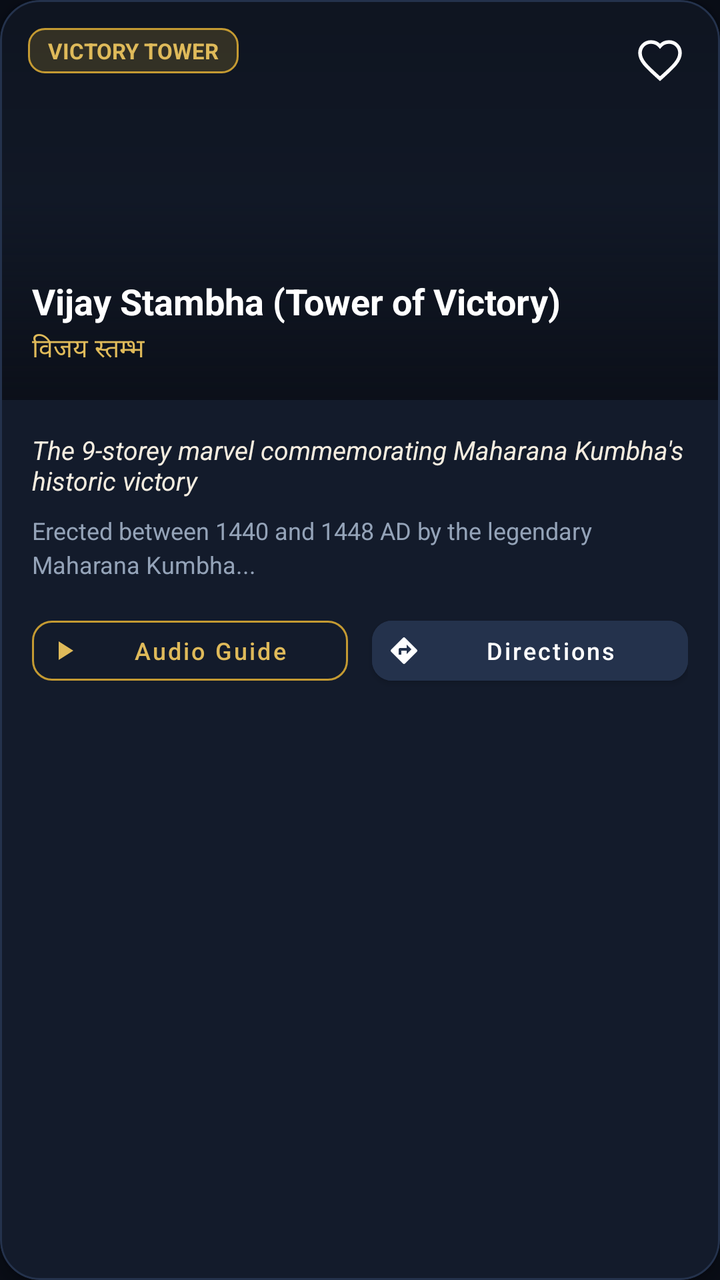
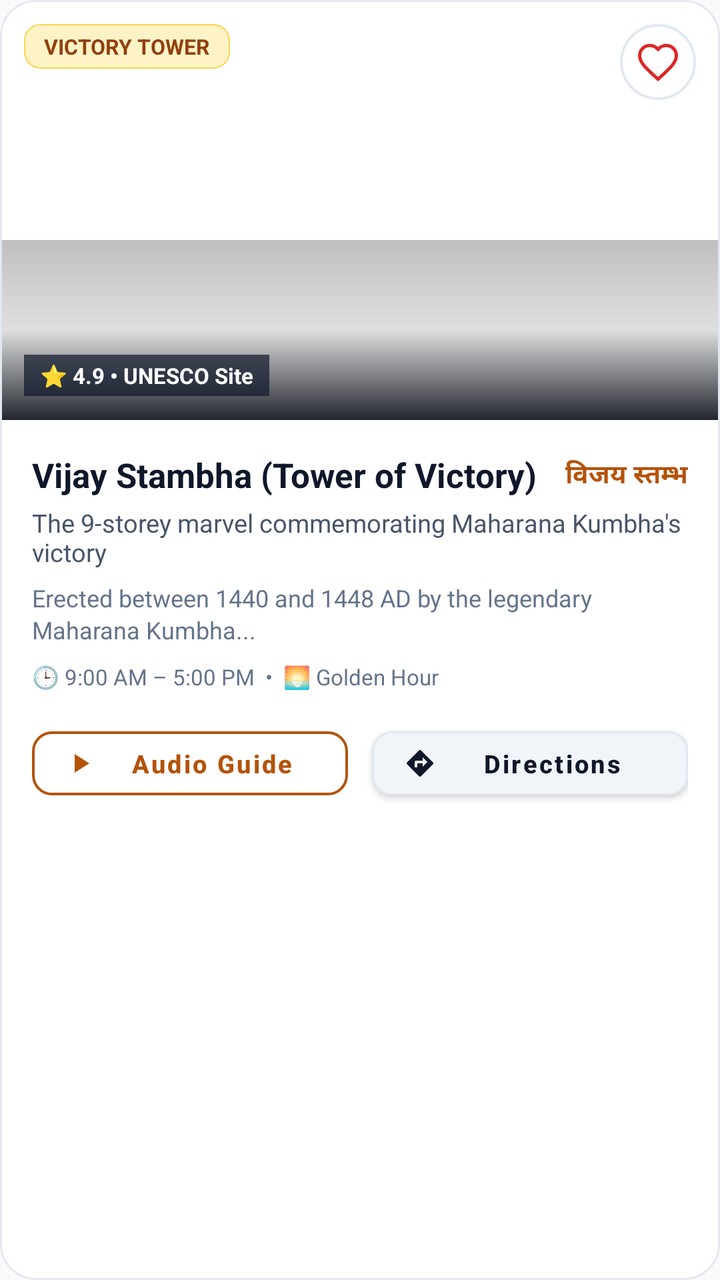

An Android layout rendered at two revisions. The XML below is the earlier revision; the diff shows what the commit changed to produce the second picture.
<!-- AndroidManifest.xml: application theme Theme.VisitChittorgarh -->
<!-- res/layout/item_monument_card.xml -->
<?xml version="1.0" encoding="utf-8"?>
<com.google.android.material.card.MaterialCardView xmlns:android="http://schemas.android.com/apk/res/android"
    xmlns:app="http://schemas.android.com/apk/res-auto"
    android:layout_width="match_parent"
    android:layout_height="wrap_content"
    android:layout_marginHorizontal="16dp"
    android:layout_marginVertical="8dp"
    app:cardBackgroundColor="@color/surface_card"
    app:cardCornerRadius="20dp"
    app:cardElevation="4dp"
    app:strokeColor="#24324C"
    app:strokeWidth="1dp">

    <LinearLayout
        android:layout_width="match_parent"
        android:layout_height="wrap_content"
        android:orientation="vertical">

        
        <FrameLayout
            android:layout_width="match_parent"
            android:layout_height="200dp">

            <ImageView
                android:id="@+id/imgMonument"
                android:layout_width="match_parent"
                android:layout_height="match_parent"
                android:scaleType="centerCrop"
                android:contentDescription="Monument Photo" />

            
            <View
                android:layout_width="match_parent"
                android:layout_height="match_parent"
                android:background="@drawable/scrim_gradient" />

            
            <TextView
                android:id="@+id/txtCategory"
                android:layout_width="wrap_content"
                android:layout_height="wrap_content"
                android:layout_gravity="top|start"
                android:layout_margin="14dp"
                android:background="@drawable/bg_badge_gold"
                android:paddingHorizontal="10dp"
                android:paddingVertical="4dp"
                android:text="VICTORY TOWER"
                android:textColor="@color/gold_bright"
                android:textSize="11sp"
                android:textStyle="bold" />

            
            <ImageView
                android:id="@+id/btnFavorite"
                android:layout_width="40dp"
                android:layout_height="40dp"
                android:layout_gravity="top|end"
                android:layout_margin="10dp"
                android:background="?attr/selectableItemBackgroundBorderless"
                android:padding="8dp"
                android:src="@drawable/ic_favorite_border"
                android:contentDescription="Bookmark" />

            
            <LinearLayout
                android:layout_width="match_parent"
                android:layout_height="wrap_content"
                android:layout_gravity="bottom"
                android:orientation="vertical"
                android:padding="16dp">

                <TextView
                    android:id="@+id/txtName"
                    android:layout_width="match_parent"
                    android:layout_height="wrap_content"
                    android:text="Vijay Stambha (Tower of Victory)"
                    android:textColor="@color/text_white"
                    android:textSize="18sp"
                    android:textStyle="bold" />

                <TextView
                    android:id="@+id/txtHindiName"
                    android:layout_width="wrap_content"
                    android:layout_height="wrap_content"
                    android:layout_marginTop="2dp"
                    android:text="विजय स्तम्भ"
                    android:textColor="@color/gold_bright"
                    android:textSize="13sp" />
            </LinearLayout>
        </FrameLayout>

        
        <LinearLayout
            android:layout_width="match_parent"
            android:layout_height="wrap_content"
            android:orientation="vertical"
            android:padding="16dp">

            <TextView
                android:id="@+id/txtTagline"
                android:layout_width="match_parent"
                android:layout_height="wrap_content"
                android:text="The 9-storey marvel commemorating Maharana Kumbha's historic victory"
                android:textColor="@color/text_cream"
                android:textSize="13sp"
                android:textStyle="italic" />

            <TextView
                android:id="@+id/txtDescription"
                android:layout_width="match_parent"
                android:layout_height="wrap_content"
                android:layout_marginTop="8dp"
                android:ellipsize="end"
                android:lineSpacingExtra="3dp"
                android:maxLines="2"
                android:text="Erected between 1440 and 1448 AD by the legendary Maharana Kumbha..."
                android:textColor="@color/text_muted"
                android:textSize="12sp" />

            
            <LinearLayout
                android:layout_width="match_parent"
                android:layout_height="wrap_content"
                android:layout_marginTop="14dp"
                android:gravity="center_vertical"
                android:orientation="horizontal">

                
                <com.google.android.material.button.MaterialButton
                    android:id="@+id/btnQuickAudio"
                    style="@style/Widget.MaterialComponents.Button.OutlinedButton"
                    android:layout_width="0dp"
                    android:layout_height="42dp"
                    android:layout_weight="1"
                    android:layout_marginEnd="6dp"
                    android:paddingHorizontal="8dp"
                    android:text="Audio Guide"
                    android:textAllCaps="false"
                    android:textColor="@color/gold_bright"
                    android:textSize="12sp"
                    app:cornerRadius="10dp"
                    app:icon="@drawable/ic_play_arrow"
                    app:iconPadding="4dp"
                    app:iconSize="16dp"
                    app:iconTint="@color/gold_bright"
                    app:strokeColor="@color/accent_gold"
                    app:strokeWidth="1dp" />

                
                <com.google.android.material.button.MaterialButton
                    android:id="@+id/btnDirections"
                    android:layout_width="0dp"
                    android:layout_height="42dp"
                    android:layout_weight="1"
                    android:layout_marginStart="6dp"
                    android:backgroundTint="@color/surface_divider"
                    android:paddingHorizontal="8dp"
                    android:text="Directions"
                    android:textAllCaps="false"
                    android:textColor="@color/text_white"
                    android:textSize="12sp"
                    app:cornerRadius="10dp"
                    app:icon="@drawable/ic_directions"
                    app:iconPadding="4dp"
                    app:iconSize="16dp"
                    app:iconTint="@color/text_white" />
            </LinearLayout>
        </LinearLayout>
    </LinearLayout>
</com.google.android.material.card.MaterialCardView>
<!-- resources referenced by this layout -->
<resources>
  <color name="accent_gold">#C49A32</color>
  <color name="gold_bright">#DFBA5A</color>
  <color name="surface_card">#131B2B</color>
  <color name="surface_divider">#24324C</color>
  <color name="text_cream">#F5EDE0</color>
  <color name="text_muted">#94A3B8</color>
  <color name="text_white">#FFFFFF</color>
  <!-- drawable bg_badge_gold (drawable) -->
  <?xml version="1.0" encoding="utf-8"?>
  <shape xmlns:android="http://schemas.android.com/apk/res/android"
      android:shape="rectangle">
      <corners android:radius="8dp" />
      <solid android:color="#33C49A32" />
      <stroke
          android:width="1dp"
          android:color="@color/accent_gold" />
  </shape>
  <!-- drawable ic_directions (drawable) -->
  <vector xmlns:android="http://schemas.android.com/apk/res/android"
      android:width="24dp"
      android:height="24dp"
      android:viewportWidth="24"
      android:viewportHeight="24">
      <path
          android:fillColor="#FFFFFF"
          android:pathData="M21.71,11.29l-9,-9c-0.39,-0.39 -1.02,-0.39 -1.41,0l-9,9c-0.39,0.39 -0.39,1.02 0,1.41l9,9c0.39,0.39 1.02,0.39 1.41,0l9,-9c0.39,-0.38 0.39,-1.01 0,-1.41zM14,14.5V12h-4v3H8v-4c0,-0.55 0.45,-1 1,-1h5V7.5l3.5,3.5 -3.5,3.5z" />
  </vector>
  <!-- drawable ic_play_arrow (drawable) -->
  <vector xmlns:android="http://schemas.android.com/apk/res/android"
      android:width="24dp"
      android:height="24dp"
      android:viewportWidth="24"
      android:viewportHeight="24">
      <path
          android:fillColor="#FFFFFF"
          android:pathData="M8,5v14l11,-7z" />
  </vector>
  <!-- drawable scrim_gradient (drawable) -->
  <?xml version="1.0" encoding="utf-8"?>
  <shape xmlns:android="http://schemas.android.com/apk/res/android"
      android:shape="rectangle">
      <gradient
          android:angle="270"
          android:startColor="#40000000"
          android:centerColor="#20000000"
          android:endColor="#E60A0E17"
          android:type="linear" />
  </shape>
  <style name="Theme.VisitChittorgarh" parent="Theme.MaterialComponents.DayNight.NoActionBar">
          <item name="colorPrimary">@color/primary</item>
          <item name="colorPrimaryVariant">@color/primary_dark</item>
          <item name="colorOnPrimary">@color/text_white</item>
          <item name="colorSecondary">@color/accent_gold</item>
          <item name="colorSecondaryVariant">@color/gold_light</item>
          <item name="colorOnSecondary">@color/primary_dark</item>
          <item name="android:statusBarColor">@color/primary_dark</item>
          <item name="android:navigationBarColor">@color/primary_dark</item>
          <item name="android:windowBackground">@color/primary_dark</item>
      </style>
  <color name="primary">#0F172A</color>
  <color name="primary_dark">#090D16</color>
  <color name="gold_light">#F59E0B</color>
  <!-- unchanged entries left out for length: 1 -->
</resources>

<!-- the commit's change to res/layout/item_monument_card.xml (unified diff, before → after) -->
@@ -5,10 +5,10 @@
     android:layout_height="wrap_content"
     android:layout_marginHorizontal="16dp"
     android:layout_marginVertical="8dp"
-    app:cardBackgroundColor="@color/surface_card"
-    app:cardCornerRadius="20dp"
-    app:cardElevation="4dp"
-    app:strokeColor="#24324C"
+    app:cardBackgroundColor="@color/surface_white"
+    app:cardCornerRadius="18dp"
+    app:cardElevation="3dp"
+    app:strokeColor="@color/border_subtle"
     app:strokeWidth="1dp">
 
     <LinearLayout
@@ -19,7 +19,7 @@
         
         <FrameLayout
             android:layout_width="match_parent"
-            android:layout_height="200dp">
+            android:layout_height="210dp">
 
             <ImageView
                 android:id="@+id/imgMonument"
@@ -31,7 +31,8 @@
             
             <View
                 android:layout_width="match_parent"
-                android:layout_height="match_parent"
+                android:layout_height="90dp"
+                android:layout_gravity="bottom"
                 android:background="@drawable/scrim_gradient" />
 
             
@@ -40,52 +41,51 @@
                 android:layout_width="wrap_content"
                 android:layout_height="wrap_content"
                 android:layout_gravity="top|start"
-                android:layout_margin="14dp"
+                android:layout_margin="12dp"
                 android:background="@drawable/bg_badge_gold"
                 android:paddingHorizontal="10dp"
                 android:paddingVertical="4dp"
                 android:text="VICTORY TOWER"
-                android:textColor="@color/gold_bright"
-                android:textSize="11sp"
+                android:textColor="@color/gold_badge_text"
+                android:textSize="10.5sp"
                 android:textStyle="bold" />
 
             
-            <ImageView
-                android:id="@+id/btnFavorite"
-                android:layout_width="40dp"
-                android:layout_height="40dp"
+            <FrameLayout
+                android:layout_width="38dp"
+                android:layout_height="38dp"
                 android:layout_gravity="top|end"
-                android:layout_margin="10dp"
-                android:background="?attr/selectableItemBackgroundBorderless"
-                android:padding="8dp"
-                android:src="@drawable/ic_favorite_border"
-                android:contentDescription="Bookmark" />
+                android:layout_margin="12dp"
+                android:background="@drawable/bg_chip_unselected">
+
+                <ImageView
+                    android:id="@+id/btnFavorite"
+                    android:layout_width="22dp"
+                    android:layout_height="22dp"
+                    android:layout_gravity="center"
+                    android:src="@drawable/ic_favorite_border"
+                    app:tint="@color/ruby_crimson"
+                    android:contentDescription="Bookmark" />
+            </FrameLayout>
 
             
             <LinearLayout
                 android:layout_width="match_parent"
                 android:layout_height="wrap_content"
                 android:layout_gravity="bottom"
-                android:orientation="vertical"
-                android:padding="16dp">
-
-                <TextView
-                    android:id="@+id/txtName"
-                    android:layout_width="match_parent"
-                    android:layout_height="wrap_content"
-                    android:text="Vijay Stambha (Tower of Victory)"
-                    android:textColor="@color/text_white"
-                    android:textSize="18sp"
+                android:orientation="horizontal"
+                android:padding="12dp">
+
+                <TextView
+                    android:layout_width="wrap_content"
+                    android:layout_height="wrap_content"
+                    android:background="#B30F172A"
+                    android:paddingHorizontal="8dp"
+                    android:paddingVertical="3dp"
+                    android:text="⭐ 4.9 • UNESCO Site"
+                    android:textColor="@color/surface_white"
+                    android:textSize="11sp"
                     android:textStyle="bold" />
-
-                <TextView
-                    android:id="@+id/txtHindiName"
-                    android:layout_width="wrap_content"
-                    android:layout_height="wrap_content"
-                    android:layout_marginTop="2dp"
-                    android:text="विजय स्तम्भ"
-                    android:textColor="@color/gold_bright"
-                    android:textSize="13sp" />
             </LinearLayout>
         </FrameLayout>
 
@@ -96,26 +96,69 @@
             android:orientation="vertical"
             android:padding="16dp">
 
+            <LinearLayout
+                android:layout_width="match_parent"
+                android:layout_height="wrap_content"
+                android:gravity="center_vertical"
+                android:orientation="horizontal">
+
+                <TextView
+                    android:id="@+id/txtName"
+                    android:layout_width="0dp"
+                    android:layout_height="wrap_content"
+                    android:layout_weight="1"
+                    android:text="Vijay Stambha (Tower of Victory)"
+                    android:textColor="@color/text_primary"
+                    android:textSize="17sp"
+                    android:textStyle="bold" />
+
+                <TextView
+                    android:id="@+id/txtHindiName"
+                    android:layout_width="wrap_content"
+                    android:layout_height="wrap_content"
+                    android:layout_marginStart="8dp"
+                    android:text="विजय स्तम्भ"
+                    android:textColor="@color/accent_gold"
+                    android:textSize="13sp"
+                    android:textStyle="bold" />
+            </LinearLayout>
+
             <TextView
                 android:id="@+id/txtTagline"
                 android:layout_width="match_parent"
                 android:layout_height="wrap_content"
-                android:text="The 9-storey marvel commemorating Maharana Kumbha's historic victory"
-                android:textColor="@color/text_cream"
-                android:textSize="13sp"
-                android:textStyle="italic" />
+                android:layout_marginTop="4dp"
+                android:text="The 9-storey marvel commemorating Maharana Kumbha's victory"
+                android:textColor="@color/text_secondary"
+                android:textSize="12.5sp" />
 
             <TextView
                 android:id="@+id/txtDescription"
                 android:layout_width="match_parent"
                 android:layout_height="wrap_content"
-                android:layout_marginTop="8dp"
+                android:layout_marginTop="6dp"
                 android:ellipsize="end"
-                android:lineSpacingExtra="3dp"
+                android:lineSpacingExtra="2dp"
                 android:maxLines="2"
                 android:text="Erected between 1440 and 1448 AD by the legendary Maharana Kumbha..."
                 android:textColor="@color/text_muted"
                 android:textSize="12sp" />
+
+            
+            <LinearLayout
+                android:layout_width="match_parent"
+                android:layout_height="wrap_content"
+                android:layout_marginTop="8dp"
+                android:gravity="center_vertical"
+                android:orientation="horizontal">
+
+                <TextView
+                    android:layout_width="wrap_content"
+                    android:layout_height="wrap_content"
+                    android:text="🕒 9:00 AM – 5:00 PM  •  🌅 Golden Hour"
+                    android:textColor="@color/text_muted"
+                    android:textSize="11sp" />
+            </LinearLayout>
 
             
             <LinearLayout
@@ -130,40 +173,42 @@
                     android:id="@+id/btnQuickAudio"
                     style="@style/Widget.MaterialComponents.Button.OutlinedButton"
                     android:layout_width="0dp"
-                    android:layout_height="42dp"
+                    android:layout_height="44dp"
                     android:layout_weight="1"
                     android:layout_marginEnd="6dp"
-                    android:paddingHorizontal="8dp"
                     android:text="Audio Guide"
                     android:textAllCaps="false"
-                    android:textColor="@color/gold_bright"
-                    android:textSize="12sp"
+                    android:textColor="@color/accent_gold"
+                    android:textSize="12.5sp"
+                    android:textStyle="bold"
                     app:cornerRadius="10dp"
                     app:icon="@drawable/ic_play_arrow"
-                    app:iconPadding="4dp"
+                    app:iconPadding="6dp"
                     app:iconSize="16dp"
-                    app:iconTint="@color/gold_bright"
+                    app:iconTint="@color/accent_gold"
                     app:strokeColor="@color/accent_gold"
-                    app:strokeWidth="1dp" />
+                    app:strokeWidth="1.2dp" />
 
                 
                 <com.google.android.material.button.MaterialButton
                     android:id="@+id/btnDirections"
                     android:layout_width="0dp"
-                    android:layout_height="42dp"
+                    android:layout_height="44dp"
                     android:layout_weight="1"
                     android:layout_marginStart="6dp"
-                    android:backgroundTint="@color/surface_divider"
-                    android:paddingHorizontal="8dp"
+                    android:backgroundTint="@color/surface_secondary"
                     android:text="Directions"
                     android:textAllCaps="false"
-                    android:textColor="@color/text_white"
-                    android:textSize="12sp"
+                    android:textColor="@color/text_primary"
+                    android:textSize="12.5sp"
+                    android:textStyle="bold"
                     app:cornerRadius="10dp"
                     app:icon="@drawable/ic_directions"
-                    app:iconPadding="4dp"
+                    app:iconPadding="6dp"
                     app:iconSize="16dp"
-                    app:iconTint="@color/text_white" />
+                    app:iconTint="@color/text_primary"
+                    app:strokeColor="@color/border_subtle"
+                    app:strokeWidth="1dp" />
             </LinearLayout>
         </LinearLayout>
     </LinearLayout>
<!-- resource entries referenced after the edit -->
@@ -1,21 +1,35 @@
 <!-- resources referenced by this layout -->
 <resources>
-  <color name="accent_gold">#C49A32</color>
-  <color name="gold_bright">#DFBA5A</color>
-  <color name="surface_card">#131B2B</color>
-  <color name="surface_divider">#24324C</color>
-  <color name="text_cream">#F5EDE0</color>
-  <color name="text_muted">#94A3B8</color>
-  <color name="text_white">#FFFFFF</color>
+  <color name="accent_gold">#B45309</color>
+  <color name="border_subtle">#E2E8F0</color>
+  <color name="gold_badge_text">#92400E</color>
+  <color name="ruby_crimson">#DC2626</color>
+  <color name="surface_secondary">#F1F5F9</color>
+  <color name="surface_white">#FFFFFF</color>
+  <color name="gold_bright">#D97706</color>
+  <color name="window_background">#F8F9FA</color>
+  <color name="text_muted">#64748B</color>
+  <color name="text_primary">#0F172A</color>
+  <color name="text_secondary">#475569</color>
   <!-- drawable bg_badge_gold (drawable) -->
   <?xml version="1.0" encoding="utf-8"?>
   <shape xmlns:android="http://schemas.android.com/apk/res/android"
       android:shape="rectangle">
       <corners android:radius="8dp" />
-      <solid android:color="#33C49A32" />
+      <solid android:color="@color/gold_badge_bg" />
       <stroke
-          android:width="1dp"
-          android:color="@color/accent_gold" />
+          android:width="0.8dp"
+          android:color="#FCD34D" />
+  </shape>
+  <!-- drawable bg_chip_unselected (drawable) -->
+  <?xml version="1.0" encoding="utf-8"?>
+  <shape xmlns:android="http://schemas.android.com/apk/res/android"
+      android:shape="rectangle">
+      <corners android:radius="20dp" />
+      <solid android:color="@color/surface_white" />
+      <stroke
+          android:width="1.2dp"
+          android:color="@color/border_subtle" />
   </shape>
   <!-- drawable ic_directions (drawable) -->
   <vector xmlns:android="http://schemas.android.com/apk/res/android"
@@ -48,20 +62,22 @@
           android:endColor="#E60A0E17"
           android:type="linear" />
   </shape>
-  <style name="Theme.VisitChittorgarh" parent="Theme.MaterialComponents.DayNight.NoActionBar">
-          <item name="colorPrimary">@color/primary</item>
-          <item name="colorPrimaryVariant">@color/primary_dark</item>
-          <item name="colorOnPrimary">@color/text_white</item>
-          <item name="colorSecondary">@color/accent_gold</item>
-          <item name="colorSecondaryVariant">@color/gold_light</item>
-          <item name="colorOnSecondary">@color/primary_dark</item>
-          <item name="android:statusBarColor">@color/primary_dark</item>
-          <item name="android:navigationBarColor">@color/primary_dark</item>
-          <item name="android:windowBackground">@color/primary_dark</item>
+  <style name="Theme.VisitChittorgarh" parent="Theme.MaterialComponents.Light.NoActionBar">
+          <item name="colorPrimary">@color/accent_gold</item>
+          <item name="colorPrimaryVariant">@color/gold_bright</item>
+          <item name="colorOnPrimary">@color/surface_white</item>
+          <item name="colorSecondary">@color/gold_bright</item>
+          <item name="colorSecondaryVariant">@color/accent_gold</item>
+          <item name="colorOnSecondary">@color/surface_white</item>
+          <item name="android:statusBarColor">@color/surface_white</item>
+          <item name="android:windowLightStatusBar" tools:targetApi="m">true</item>
+          <item name="android:navigationBarColor">@color/surface_white</item>
+          <item name="android:windowLightNavigationBar" tools:targetApi="o_mr1">true</item>
+          <item name="android:windowBackground">@color/window_background</item>
+          <item name="android:textColorPrimary">@color/text_primary</item>
+          <item name="android:textColorSecondary">@color/text_secondary</item>
       </style>
-  <color name="primary">#0F172A</color>
-  <color name="primary_dark">#090D16</color>
-  <color name="gold_light">#F59E0B</color>
+  <color name="gold_badge_bg">#FEF3C7</color>
   <!-- unchanged entries left out for length: 1 -->
 </resources>
 
